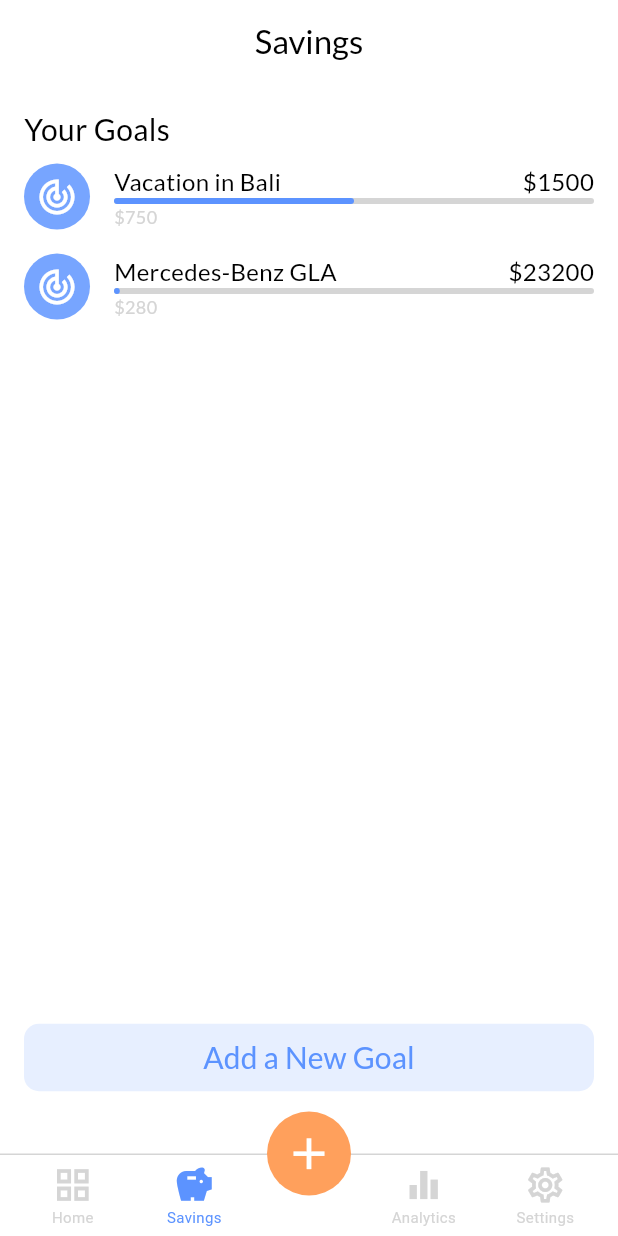
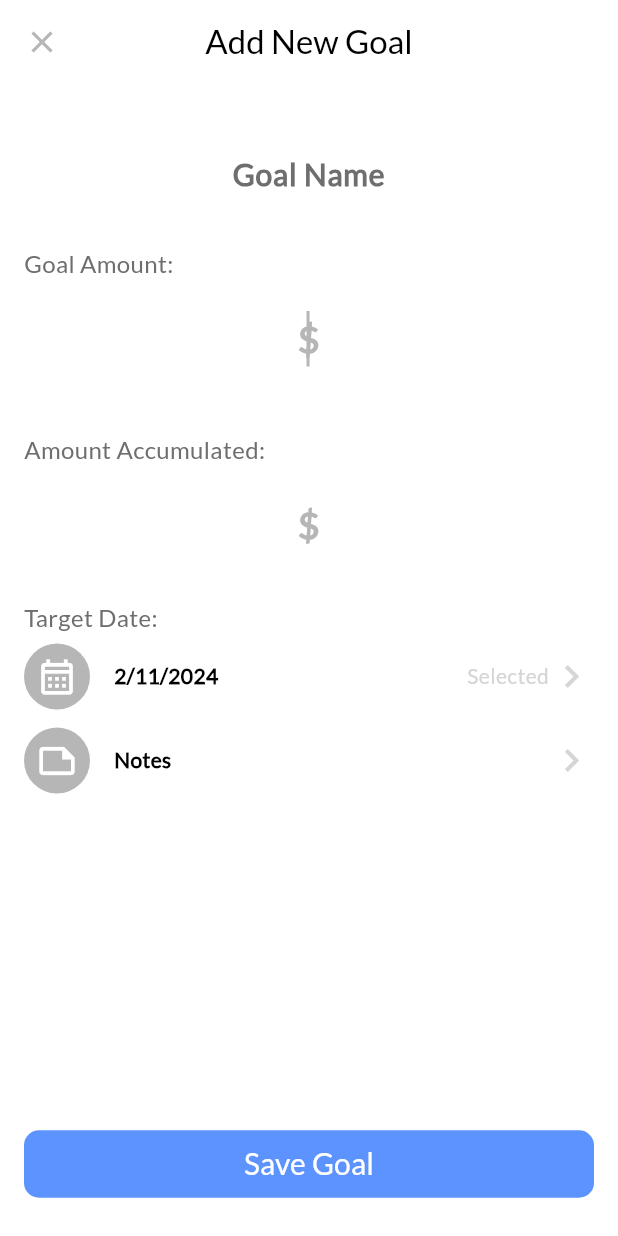
Before and after one commit to Infallibel/finance_app, a Flutter app: the screen it shows after launch, item 2 of the bottom bar chosen, after a tap on "Add a New Goal", on a phone screen of 412 x 824 dp. Run offline on Flutter 3.47's test engine with Material 3 defaults, Android fonts, the phone set to English and light mode, and no system bars; our stand-ins replace flutter_bloc; missing offline and left inert: d_chart.

Commit message:
Added currencies to settings, and now user can change the currency to one of the 10 most popular ones plus PLN. Changing currency in settings will change them in every place that currency symbol is visible.
Additionally, added a New Goal Page in savings, where user can add new goal with name, goal amount, amount accumulated. Also made a cubit for that so it is saved throughout the app.

```diff
--- a/lib/main.dart
+++ b/lib/main.dart
@@ -4,6 +4,8 @@ import 'package:finance_app/utilities/CubitsBlocs/addTransactioncubits/payment_t
 import 'package:finance_app/utilities/CubitsBlocs/addTransactioncubits/transaction_data_cubit.dart';
 import 'package:finance_app/utilities/CubitsBlocs/addTransactioncubits/transaction_type_cubit.dart';
 import 'package:finance_app/utilities/CubitsBlocs/month_year_cubit.dart';
+import 'package:finance_app/utilities/CubitsBlocs/savingsCubits/goal_data_cubit.dart';
+import 'package:finance_app/utilities/CubitsBlocs/settingsCubits/currency_cubit.dart';
 import 'package:finance_app/utilities/constants.dart';
 import 'package:finance_app/widgets/bottom_navigation_bar.dart';
 import 'package:flutter/material.dart';
@@ -42,7 +44,13 @@ class MyApp extends StatelessWidget {
           ),
           BlocProvider(
             create: (context) => MonthYearCubit(),
-          )
+          ),
+          BlocProvider(
+            create: (context) => CurrencyCubit(),
+          ),
+          BlocProvider(
+            create: (context) => GoalDataCubit(),
+          ),
         ],
         child: MaterialApp(
           debugShowCheckedModeBanner: false,
--- /dev/null
+++ b/lib/screens/add_new_goal.dart
@@ -0,0 +1,207 @@
+import 'package:finance_app/utilities/constants.dart';
+import 'package:finance_app/widgets/icon_text_row.dart';
+import 'package:finance_app/widgets/text_button_model.dart';
+import 'package:flutter/material.dart';
+import 'package:finance_app/widgets/screen_scaffold.dart';
+import 'package:finance_app/widgets/numerical_text_field.dart';
+import 'package:finance_app/utilities/CubitsBlocs/addTransactioncubits/date_cubit.dart';
+import 'package:flutter_bloc/flutter_bloc.dart';
+import '../utilities/CubitsBlocs/savingsCubits/goal_data_cubit.dart';
+import '../utilities/CubitsBlocs/savingsCubits/savings_goal_data.dart';
+
+class AddNewGoal extends StatelessWidget {
+  AddNewGoal({super.key});
+
+  final TextEditingController goalNameController = TextEditingController();
+  final TextEditingController goalAmountController = TextEditingController();
+  final TextEditingController accumulatedAmountController =
+      TextEditingController();
+
+  void _saveGoal(BuildContext context) {
+    final dateState = context.read<DateCubit>().state;
+
+    // Parse amounts and perform validation check
+    double goalAmount = double.tryParse(goalAmountController.text) ?? 0.0;
+    double accumulatedAmount =
+        double.tryParse(accumulatedAmountController.text) ?? 0.0;
+
+    if (goalNameController.text.isNotEmpty &&
+        goalAmountController.text.isNotEmpty &&
+        accumulatedAmountController.text.isNotEmpty &&
+        dateState is DateSelected) {
+      if (accumulatedAmount > goalAmount) {
+        // Show error if accumulated amount is higher than goal amount
+        ScaffoldMessenger.of(context).showSnackBar(
+          const SnackBar(
+            content: Text(
+              'Accumulated amount cannot exceed the goal amount',
+              textAlign: TextAlign.center,
+            ),
+          ),
+        );
+        return; // Exit the function to prevent saving
+      }
+
+      final goalData = SavingsGoalData(
+        name: goalNameController.text,
+        targetAmount: goalAmount,
+        accumulatedAmount: accumulatedAmount,
+        targetDate: dateState.date,
+        user: 'Anna', // Placeholder, to be replaced with the current user
+      );
+
+      context.read<GoalDataCubit>().addGoal(goalData);
+
+      // Reset the form
+      goalNameController.clear();
+      goalAmountController.clear();
+      accumulatedAmountController.clear();
+      context.read<DateCubit>().clearDate();
+
+      // Pop the screen
+      Navigator.of(context).pop();
+    } else {
+      // Show error if required fields are missing
+      ScaffoldMessenger.of(context).showSnackBar(
+        const SnackBar(
+          content: Text(
+            'Please fill all the details',
+            textAlign: TextAlign.center,
+          ),
+        ),
+      );
+    }
+  }
+
+  @override
+  Widget build(BuildContext context) {
+    return GestureDetector(
+      onTap: () => FocusManager.instance.primaryFocus?.unfocus(),
+      child: ScreenScaffold(
+        appBarTitle: 'Add New Goal',
+        leading: GestureDetector(
+          onTap: () {
+            Navigator.of(context).pop();
+          },
+          child: const Icon(
+            Icons.clear_outlined,
+            color: kColorGrey2,
+          ),
+        ),
+        scaffoldBody: SingleChildScrollView(
+          child: Padding(
+            padding: const EdgeInsets.symmetric(vertical: 24, horizontal: 16),
+            child: Column(
+              crossAxisAlignment: CrossAxisAlignment.stretch,
+              children: [
+                // Goal Name TextField (String Input)
+                Padding(
+                  padding: const EdgeInsets.symmetric(vertical: 12.0),
+                  child: TextField(
+                    controller: goalNameController,
+                    cursorColor: kColorGrey3,
+                    textAlign: TextAlign.center,
+                    style: kFontStyleLato.copyWith(
+                      fontSize: 20,
+                      fontWeight: FontWeight.bold,
+                    ),
+                    decoration: InputDecoration(
+                      border: InputBorder.none,
+                      hintText: 'Goal Name',
+                      hintStyle: kFontStyleLato.copyWith(color: kColorGrey3),
+                    ),
+                  ),
+                ),
+
+                // NumericalTextField for Goal Amount with Label
+                Padding(
+                  padding: const EdgeInsets.symmetric(vertical: 12.0),
+                  child: Column(
+                    crossAxisAlignment: CrossAxisAlignment.start,
+                    children: [
+                      Text(
+                        'Goal Amount:',
+                        style: kFontStyleLato.copyWith(
+                          fontSize: 16,
+                          color: kColorGrey3,
+                        ),
+                      ),
+                      NumericalTextField(
+                        controller: goalAmountController,
+                      ),
+                    ],
+                  ),
+                ),
+
+                Padding(
+                  padding: const EdgeInsets.symmetric(vertical: 12.0),
+                  child: Column(
+                    crossAxisAlignment: CrossAxisAlignment.start,
+                    children: [
+                      Text(
+                        'Amount Accumulated:',
+                        style: kFontStyleLato.copyWith(
+                          fontSize: 16,
+                          color: kColorGrey3,
+                        ),
+                      ),
+                      NumericalTextField(
+                        controller: accumulatedAmountController,
+                      ),
+                    ],
+                  ),
+                ),
+
+                Text(
+                  'Target Date:',
+                  style: kFontStyleLato.copyWith(
+                    fontSize: 16,
+                    color: kColorGrey3,
+                  ),
+                ),
+
+                BlocBuilder<DateCubit, DateState>(
+                  builder: (context, state) {
+                    return IconTextAndRow(
+                      selectionText:
+                          state is DateSelected ? 'Selected' : 'Not Selected',
+                      onTap: () {
+                        context.read<DateCubit>().showCalendar(context);
+                      },
+                      iconData: Icons.calendar_month_outlined,
+                      iconColor: kColorGrey2,
+                      inputText: state is DateSelected
+                          ? "${state.date.day}/${state.date.month}/${state.date.year}"
+                          : 'Target Date',
+                    );
+                  },
+                ),
+
+                // Note Section
+                const IconTextAndRow(
+                  iconData: Icons.note_outlined,
+                  iconColor: kColorGrey2,
+                  inputText: 'Notes',
+                ),
+
+                ///TODO adding notes, as in the add transaction
+              ],
+            ),
+          ),
+        ),
+        bottomNavigationBar: Padding(
+          padding: const EdgeInsets.symmetric(horizontal: 16.0),
+          child: TextButtonModel(
+            onPressed: () {
+              _saveGoal(context);
+            },
+            backgroundColor: kColorBlue,
+            overlayColor: kColorLightBlue,
+            buttonText: 'Save Goal',
+            buttonTextColor: kColorWhite,
+          ),
+        ),
+      ),
+    );
+  }
+}
--- a/lib/screens/savings.dart
+++ b/lib/screens/savings.dart
@@ -1,3 +1,4 @@
+import 'package:finance_app/screens/add_new_goal.dart';
 import 'package:finance_app/utilities/constants.dart';
 import 'package:flutter/material.dart';
 import 'package:finance_app/widgets/screen_scaffold.dart';
@@ -39,9 +40,12 @@ class SavingsPage extends StatelessWidget {
               ),
             ),
 
-            /// make it so textbutton is higher up on screen when only a few savingsgoalrows are added if possible
+            ///TODO make it so textButton is higher up on screen when only a few savingsGoalRows are added if possible
             TextButtonModel(
-              onPressed: () {},
+              onPressed: () {
+                Navigator.of(context).push(
+                    MaterialPageRoute(builder: (context) => AddNewGoal()));
+              },
               backgroundColor: kColorLightBlueSecondary,
               overlayColor: kColorLightBlue,
               buttonTextColor: kColorBlue,
--- /dev/null
+++ b/lib/utilities/CubitsBlocs/savingsCubits/goal_data_cubit.dart
@@ -0,0 +1,30 @@
+import 'package:finance_app/utilities/CubitsBlocs/savingsCubits/savings_goal_data.dart';
+import 'package:flutter/material.dart';
+import 'package:flutter_bloc/flutter_bloc.dart';
+
+@immutable
+abstract class GoalDataState {}
+
+class GoalDataInitial extends GoalDataState {}
+
+class GoalDataLoaded extends GoalDataState {
+  final List<SavingsGoalData> goals;
+
+  GoalDataLoaded(this.goals);
+}
+
+class GoalDataCubit extends Cubit<GoalDataState> {
+  GoalDataCubit() : super(GoalDataInitial());
+
+  // List to store goals
+  final List<SavingsGoalData> _goals = [];
+
+  // Method to add a new goal
+  void addGoal(SavingsGoalData goal) {
+    _goals.add(goal);
+    emit(GoalDataLoaded(
+        List.from(_goals))); // Emit a new state with updated goals
+  }
+
+// Optional: Additional methods to retrieve goals or clear them
+}
--- /dev/null
+++ b/lib/utilities/CubitsBlocs/savingsCubits/savings_goal_data.dart
@@ -0,0 +1,15 @@
+class SavingsGoalData {
+  final String name;
+  final double targetAmount;
+  final double accumulatedAmount;
+  final DateTime targetDate;
+  final String user;
+
+  SavingsGoalData({
+    required this.name,
+    required this.targetAmount,
+    required this.accumulatedAmount,
+    required this.targetDate,
+    required this.user,
+  });
+}
--- /dev/null
+++ b/lib/utilities/currencies.dart
@@ -0,0 +1,13 @@
+Map<String, String> currencies = {
+  'USD': '\$', // United States Dollar
+  'EUR': '€', // Euro
+  'JPY': '¥', // Japanese Yen
+  'GBP': '£', // British Pound
+  'AUD': 'A\$', // Australian Dollar
+  'CAD': 'C\$', // Canadian Dollar
+  'CHF': 'CHF', // Swiss Franc
+  'CNY': '¥', // Chinese Yuan
+  'HKD': 'HK\$', // Hong Kong Dollar
+  'INR': '₹', // Indian Rupee
+  'PLN': 'zł', // Polish Zloty
+};
--- a/lib/widgets/numerical_text_field.dart
+++ b/lib/widgets/numerical_text_field.dart
@@ -1,6 +1,9 @@
 import 'package:flutter/material.dart';
 import 'package:finance_app/utilities/constants.dart';
 import 'package:flutter/services.dart';
+import 'package:flutter_bloc/flutter_bloc.dart';
+
+import '../utilities/CubitsBlocs/settingsCubits/currency_cubit.dart';
 
 class NumericalTextField extends StatelessWidget {
   const NumericalTextField({super.key, required this.controller});
@@ -10,23 +13,37 @@ class NumericalTextField extends StatelessWidget {
   Widget build(BuildContext context) {
     return Padding(
       padding: const EdgeInsets.symmetric(vertical: 12.0),
-      child: TextField(
+      child: BlocBuilder<CurrencyCubit, CurrencyState>(
+        builder: (context, state) {
+          String hintSymbol = '\$'; // Default symbol
+
+          if (state is CurrencySelected) {
+            hintSymbol = state.currency.values.first;
+          }
+
+          return TextField(
             controller: controller,
             cursorColor: kColorGrey2,
             keyboardType: const TextInputType.numberWithOptions(decimal: true),
             autofocus: true,
-        style:
-            kFontStyleLato.copyWith(fontSize: 25, fontWeight: FontWeight.bold),
+            style: kFontStyleLato.copyWith(
+              fontSize: 25,
+              fontWeight: FontWeight.bold,
+            ),
             inputFormatters: <TextInputFormatter>[
-          FilteringTextInputFormatter.allow(RegExp(r'^(\d{0,10})?\.?\d{0,2}'))
+              FilteringTextInputFormatter.allow(
+                  RegExp(r'^(\d{0,10})?\.?\d{0,2}'))
             ],
             textAlign: TextAlign.center,
             decoration: InputDecoration(
               border: InputBorder.none,
-            hintText: '\$',
+              hintText: hintSymbol,
               hintStyle: kFontStyleLato.copyWith(
                 color: kColorGrey2,
-            )),
+              ),
+            ),
+          );
+        },
       ),
     );
   }
--- a/lib/widgets/savings_goal_row.dart
+++ b/lib/widgets/savings_goal_row.dart
@@ -1,6 +1,8 @@
+import 'package:finance_app/utilities/CubitsBlocs/settingsCubits/currency_cubit.dart';
 import 'package:flutter/material.dart';
 import 'package:finance_app/utilities/constants.dart';
 import 'package:finance_app/widgets/icon_with_border.dart';
+import 'package:flutter_bloc/flutter_bloc.dart';
 
 class SavingsGoalRow extends StatelessWidget {
   const SavingsGoalRow(
@@ -29,7 +31,26 @@ class SavingsGoalRow extends StatelessWidget {
             child: Container(
               padding: const EdgeInsets.only(left: 16),
               width: 250,
-              child: Column(
+              child: BlocBuilder<CurrencyCubit, CurrencyState>(
+                builder: (context, state) {
+                  String symbol = '\$';
+                  bool symbolBefore = true;
+
+                  if (state is CurrencySelected) {
+                    symbol = state.currency.values.first;
+
+                    symbolBefore = !['€', 'CHF', 'zł'].contains(symbol);
+                  }
+
+                  String formattedBalanceAmount = symbolBefore
+                      ? '$symbol$goalAmount'
+                      : '$goalAmount $symbol';
+
+                  String formattedBalanceAccumulated = symbolBefore
+                      ? '$symbol$goalAccumulated'
+                      : '$goalAccumulated $symbol';
+
+                  return Column(
                     crossAxisAlignment: CrossAxisAlignment.start,
                     children: [
                       Row(
@@ -42,7 +63,7 @@ class SavingsGoalRow extends StatelessWidget {
                             style: kFontStyleLato.copyWith(fontSize: 16),
                           ),
                           Text(
-                        '\$$goalAmount',
+                            formattedBalanceAmount,
                             style: kFontStyleLato.copyWith(fontSize: 16),
                           ),
                         ],
@@ -55,11 +76,13 @@ class SavingsGoalRow extends StatelessWidget {
                         backgroundColor: kColorGrey1,
                       ),
                       Text(
-                    '\$$goalAccumulated',
+                        formattedBalanceAccumulated,
                         style: kFontStyleLato.copyWith(
                             color: kColorGrey1, fontSize: 12),
                       ),
                     ],
+                  );
+                },
               ),
             ),
           ),
--- a/lib/widgets/total_balance_home.dart
+++ b/lib/widgets/total_balance_home.dart
@@ -1,3 +1,4 @@
+import 'package:finance_app/utilities/CubitsBlocs/settingsCubits/currency_cubit.dart';
 import 'package:flutter/material.dart';
 import 'package:finance_app/utilities/constants.dart';
 import 'package:flutter_bloc/flutter_bloc.dart';
@@ -44,14 +45,29 @@ class _TotalBalanceState extends State<TotalBalance> {
             Row(
               mainAxisAlignment: MainAxisAlignment.spaceBetween,
               children: [
-                Text(
-                  isVisible
-                      ? '\$ ${totalBalance.toStringAsFixed(2)}'
-                      : '*********',
-                  style: kFontStyleLato.copyWith(
-                    fontSize: 32,
-                    fontWeight: FontWeight.bold,
-                  ),
+                BlocBuilder<CurrencyCubit, CurrencyState>(
+                  builder: (context, state) {
+                    String symbol = '\$';
+                    bool symbolBefore = true;
+
+                    if (state is CurrencySelected) {
+                      symbol = state.currency.values.first;
+
+                      symbolBefore = !['€', 'CHF', 'zł'].contains(symbol);
+                    }
+
+                    String formattedBalance = symbolBefore
+                        ? '$symbol ${totalBalance.toStringAsFixed(2)}'
+                        : '${totalBalance.toStringAsFixed(2)} $symbol';
+
+                    return Text(
+                      isVisible ? formattedBalance : '*********',
+                      style: kFontStyleLato.copyWith(
+                        fontSize: 32,
+                        fontWeight: FontWeight.bold,
+                      ),
+                    );
+                  },
                 ),
                 GestureDetector(
                   onTap: toggleVisibility,
--- a/lib/widgets/transactions_day_column.dart
+++ b/lib/widgets/transactions_day_column.dart
@@ -24,10 +24,8 @@ class TransactionDayColumn extends StatelessWidget {
         ),
         ...transactions.map((transaction) {
           return IconTextAndRow(
-            iconData: transaction.category[
-                'iconData'], // Replace with actual category icon if available
-            iconColor: transaction.category[
-                'iconColor'], // Replace with actual category color if available
+            iconData: transaction.category['iconData'],
+            iconColor: transaction.category['iconColor'],
             inputText: transaction.category['inputText'],
             transactionType: transaction.transactionType,
             amount: transaction.transactionType == 'Expenses'
```
Also changed, not shown: lib/screens/analytics.dart (+6 -8 lines), lib/screens/settings.dart (+12 -5 lines), lib/utilities/CubitsBlocs/settingsCubits/currency_cubit.dart (added, +76 -0 lines), lib/widgets/formatted_balance_text.dart (added, +49 -0 lines), lib/widgets/pie_chart_analytics.dart (+9 -10 lines), lib/widgets/transaction_amount.dart (+28 -3 lines). Lines whose indentation alone changed are shown as unchanged.
